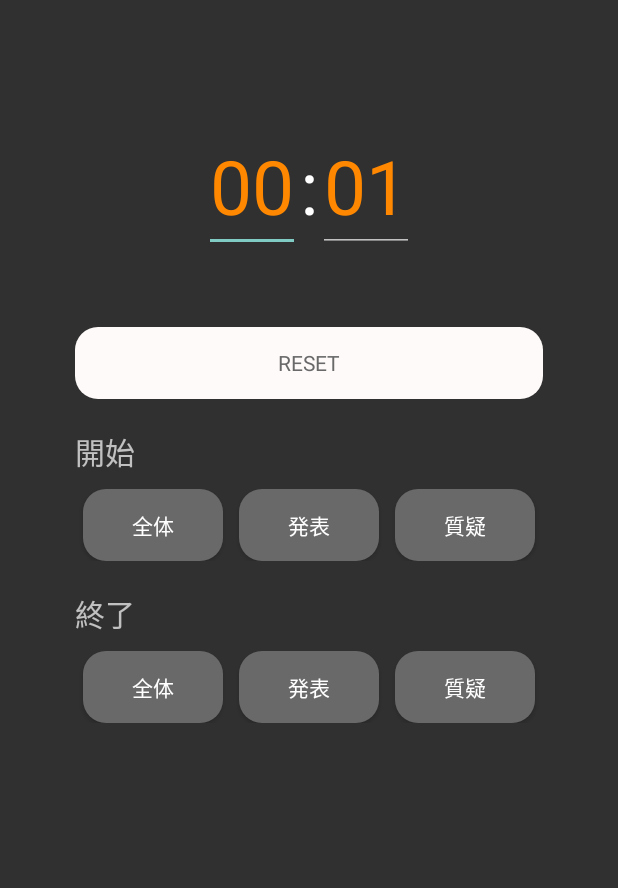
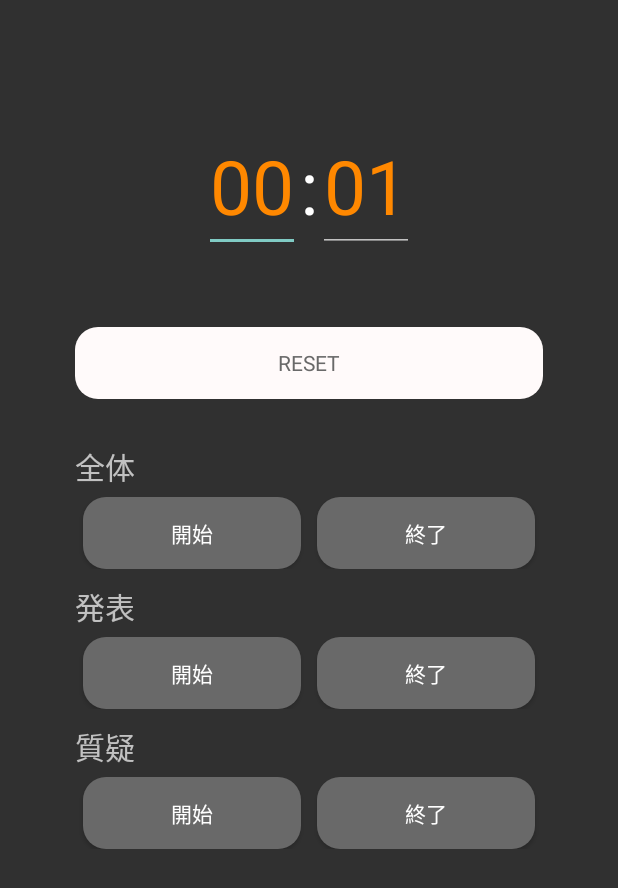
Before and after one commit to DoiRyoto/Meeting-TimeKeeper, an Android app: the screen it shows after launch (MainActivity), after a tap on "START", on a phone screen of 412 x 824 dp. Shown: the top 888 px of the screen. Run offline under Robolectric (Android 15) with nearby library versions, the phone set to English and light mode, and no system bars.

Commit message:
UIの変更

```diff
--- a/front/app/src/main/java/com/example/afinal/HttpConnectionTask.java
+++ b/front/app/src/main/java/com/example/afinal/HttpConnectionTask.java
@@ -23,7 +23,7 @@ public class HttpConnectionTask extends AsyncTask<Void, Void, String> {
     public HttpConnectionTask(Activity parentActivity, String mode, String no, Common c){
         this.mParentActivity = parentActivity;
         this.c = c;
-        if (Objects.equals(mode, "start-monitor")){
+        if (Objects.equals(mode, "start-monitoring")){
             // モニター開始
             mUri = "http://192.168.32.32/~pi/voice_monitor.php";
         } else {
--- a/front/app/src/main/res/layout/activity_main.xml
+++ b/front/app/src/main/res/layout/activity_main.xml
@@ -51,6 +51,7 @@
         android:layout_height="wrap_content"
         android:layout_marginTop="50dp"
         android:layout_marginStart="50dp"
+        android:layout_marginBottom="20dp"
         android:layout_marginEnd="50dp"
         android:background="@drawable/button_white"
         android:textColor="#696969"
@@ -59,7 +60,7 @@
     <LinearLayout
         android:layout_width="match_parent"
         android:layout_height="wrap_content"
-        android:layout_marginTop="20dp"
+        android:layout_marginTop="10dp"
         android:layout_marginBottom="10dp"
         android:paddingHorizontal="50dp"
         android:orientation="vertical"
@@ -69,13 +70,14 @@
             android:layout_width="wrap_content"
             android:layout_height="wrap_content"
             android:textSize="20dp"
-            android:layout_marginBottom="10dp"
-            android:text="開始"/>
+            android:layout_marginBottom="5dp"
+            android:text="全体" />
 
         <LinearLayout
             android:layout_width="match_parent"
             android:layout_height="wrap_content"
-            android:orientation="horizontal">
+            android:orientation="horizontal"
+            android:layout_marginBottom="10dp">
 
             <Button
                 android:id="@+id/start_all_button"
@@ -86,7 +88,33 @@
                 android:layout_weight="1"
                 android:background="@drawable/button_grey"
                 android:textColor="@color/white"
-                android:text="全体" />
+                android:text="開始" />
+
+            <Button
+                android:id="@+id/end_all_button"
+                style="@android:style/Widget.Button"
+                android:layout_width="match_parent"
+                android:layout_height="wrap_content"
+                android:layout_marginHorizontal="5dp"
+                android:layout_weight="1"
+                android:background="@drawable/button_grey"
+                android:textColor="@color/white"
+                android:text="終了" />
+
+        </LinearLayout>
+
+        <TextView
+            android:layout_width="wrap_content"
+            android:layout_height="wrap_content"
+            android:textSize="20dp"
+            android:layout_marginBottom="5dp"
+            android:text="発表"/>
+
+        <LinearLayout
+            android:layout_width="match_parent"
+            android:layout_height="wrap_content"
+            android:orientation="horizontal"
+            android:layout_marginBottom="10dp">
 
             <Button
                 android:id="@+id/start_individual_button"
@@ -97,7 +125,7 @@
                 android:layout_weight="1"
                 android:background="@drawable/button_grey"
                 android:textColor="@color/white"
-                android:text="発表" />
+                android:text="開始" />
 
             <Button
                 android:id="@+id/start_comment_button"
@@ -108,43 +136,22 @@
                 android:layout_weight="1"
                 android:background="@drawable/button_grey"
                 android:textColor="@color/white"
-                android:text="質疑" />
+                android:text="終了" />
 
         </LinearLayout>
-
-    </LinearLayout>
-
-    <LinearLayout
-        android:layout_width="match_parent"
-        android:layout_height="wrap_content"
-        android:layout_marginTop="10dp"
-        android:paddingHorizontal="50dp"
-        android:layout_marginBottom="10dp"
-        android:orientation="vertical"
-        android:layout_gravity="center">
 
         <TextView
             android:layout_width="wrap_content"
             android:layout_height="wrap_content"
             android:textSize="20dp"
-            android:layout_marginBottom="10dp"
-            android:text="終了"/>
+            android:layout_marginBottom="5dp"
+            android:text="質疑"/>
 
         <LinearLayout
             android:layout_width="match_parent"
             android:layout_height="wrap_content"
-            android:orientation="horizontal">
-
-            <Button
-                android:id="@+id/end_all_button"
-                style="@android:style/Widget.Button"
-                android:layout_width="match_parent"
-                android:layout_height="wrap_content"
-                android:layout_marginHorizontal="5dp"
-                android:layout_weight="1"
-                android:background="@drawable/button_grey"
-                android:textColor="@color/white"
-                android:text="全体" />
+            android:orientation="horizontal"
+            android:layout_marginBottom="10dp">
 
             <Button
                 android:id="@+id/end_individual_button"
@@ -155,7 +162,7 @@
                 android:layout_weight="1"
                 android:background="@drawable/button_grey"
                 android:textColor="@color/white"
-                android:text="発表" />
+                android:text="開始" />
 
             <Button
                 android:id="@+id/end_comment_button"
@@ -166,7 +173,7 @@
                 android:layout_weight="1"
                 android:background="@drawable/button_grey"
                 android:textColor="@color/white"
-                android:text="質疑" />
+                android:text="終了" />
 
         </LinearLayout>
 
```
Also changed, not shown: 1 other file.
